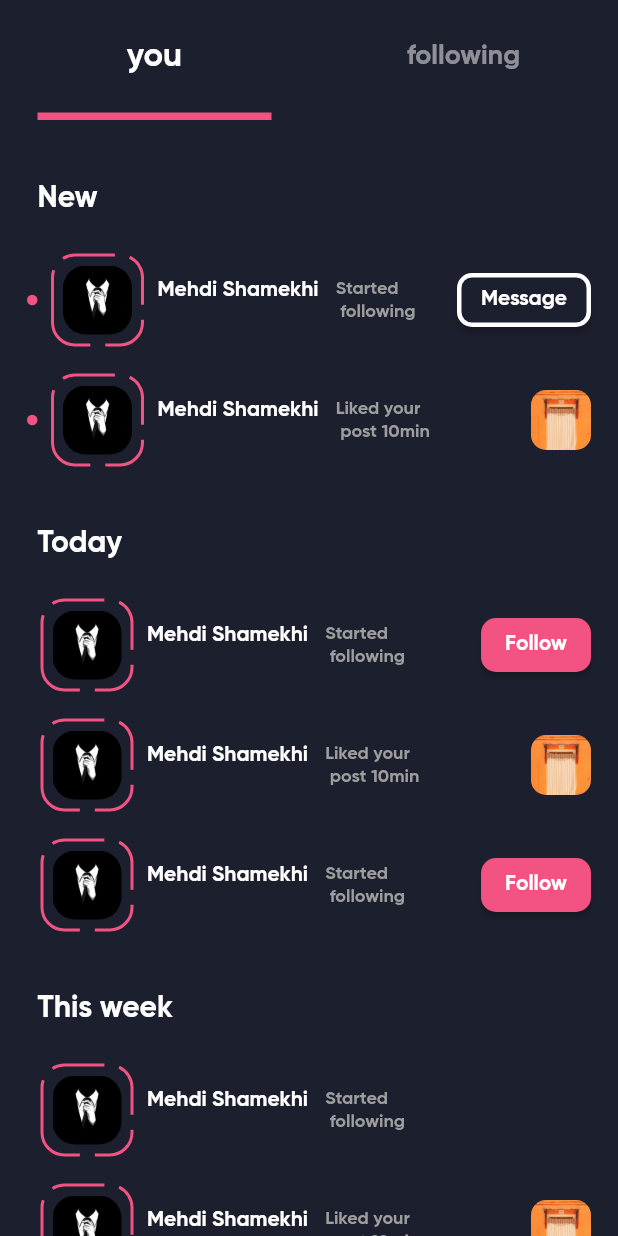
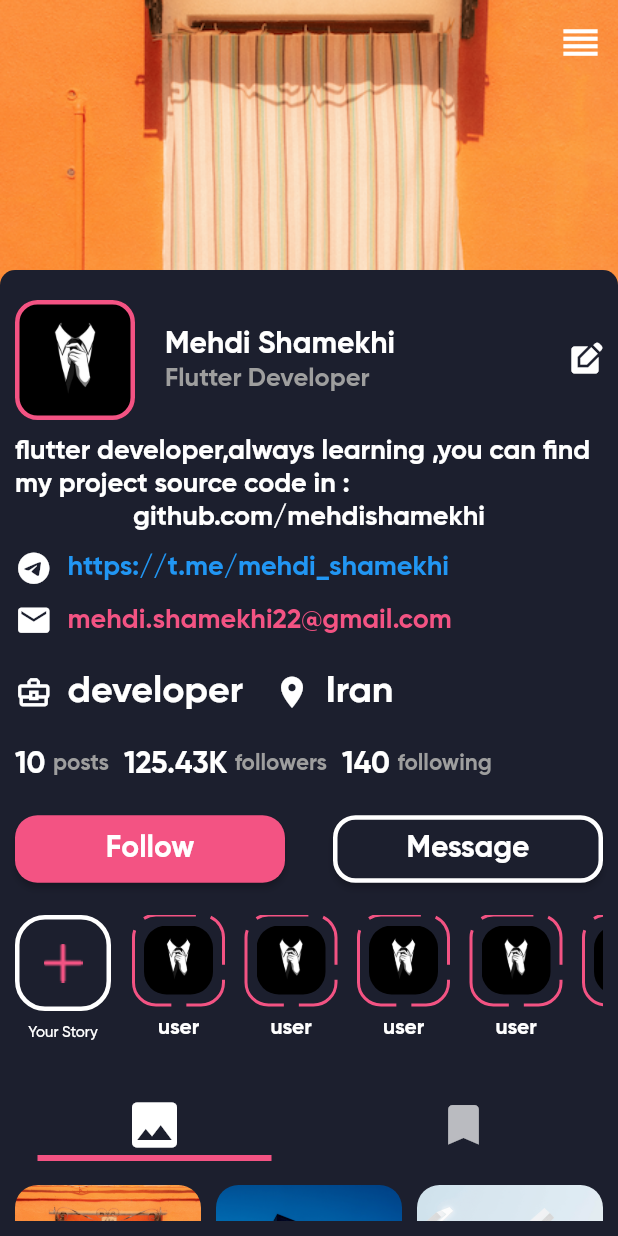
Before and after one commit to mehdishamekhi/instagram, a Flutter app: the screen it shows after launch, on a phone screen of 412 x 824 dp. Run offline on Flutter 3.47's test engine with Material 2 defaults, Android fonts, the phone set to English and light mode, and no system bars; drawn by our look-alikes of dotted_border.

Commit message:
add profile screen

```diff
--- a/lib/main.dart
+++ b/lib/main.dart
@@ -4,6 +4,7 @@ import 'package:instagram/screens/add_post_screen.dart';
 import 'package:instagram/screens/auth_screen.dart';
 import 'package:instagram/screens/home_page.dart';
 import 'package:instagram/screens/login_page.dart';
+import 'package:instagram/screens/profile_screen.dart';
 import 'package:instagram/screens/search_screen.dart';
 import 'package:instagram/screens/welcome_page.dart';
 
@@ -19,7 +20,7 @@ class MyApp extends StatelessWidget {
     return const MaterialApp(
       debugShowCheckedModeBanner: false,
       home: Scaffold(
-        body: ActivityScreen(),
+        body: ProfileScreen(),
       ),
     );
   }
--- /dev/null
+++ b/lib/screens/profile_screen.dart
@@ -0,0 +1,463 @@
+import 'package:flutter/material.dart';
+import 'package:instagram/constants/colors.dart';
+import 'package:instagram/constants/fonts.dart';
+
+import '../widgets/story_profile_add_container.dart';
+import '../widgets/story_profile_container.dart';
+
+class ProfileScreen extends StatelessWidget {
+  const ProfileScreen({super.key});
+
+  @override
+  Widget build(BuildContext context) {
+    return Scaffold(
+      backgroundColor: AppColors.black,
+      body: DefaultTabController(
+        length: 2,
+        child: NestedScrollView(
+          headerSliverBuilder: (context, innerBoxIsScrolled) {
+            return [
+              SliverAppBar(
+                bottom: PreferredSize(
+                  preferredSize: const Size.fromHeight(20),
+                  child: Container(
+                    height: 20,
+                    decoration: const BoxDecoration(
+                      color: AppColors.black,
+                      borderRadius: BorderRadius.only(
+                        topLeft: Radius.circular(10),
+                        topRight: Radius.circular(10),
+                      ),
+                    ),
+                  ),
+                ),
+                backgroundColor: AppColors.black,
+                actions: const [
+                  Padding(
+                    padding: EdgeInsets.symmetric(horizontal: 10),
+                    child: Icon(
+                      Icons.reorder,
+                      size: 30,
+                    ),
+                  ),
+                ],
+                expandedHeight: 200,
+                pinned: true,
+                floating: true,
+                flexibleSpace: FlexibleSpaceBar(
+                  background: Image.asset(
+                    'assets/images/item0.png',
+                    fit: BoxFit.cover,
+                  ),
+                ),
+              ),
+              SliverToBoxAdapter(
+                child: headofhead(),
+              ),
+              SliverPersistentHeader(
+                delegate: TabBarviewDelegate(
+                  const TabBar(
+                    indicatorColor: AppColors.red,
+                    indicatorWeight: 4,
+                    indicatorPadding: EdgeInsets.symmetric(horizontal: 25),
+                    tabs: [
+                      Icon(
+                        Icons.image,
+                        size: 40,
+                      ),
+                      Icon(
+                        Icons.bookmark,
+                        size: 35,
+                      ),
+                    ],
+                  ),
+                ),
+              ),
+            ];
+          },
+          body: TabBarView(
+            children: [
+              Padding(
+                padding: const EdgeInsets.all(10.0),
+                child: CustomScrollView(
+                  slivers: <Widget>[
+                    SliverGrid(
+                      delegate: SliverChildBuilderDelegate(
+                        (context, index) {
+                          return Container(
+                            height: 60,
+                            width: 60,
+                            decoration: BoxDecoration(
+                              borderRadius: BorderRadius.circular(15),
+                              image: DecorationImage(
+                                fit: BoxFit.cover,
+                                image: AssetImage(
+                                  'assets/images/item$index.png',
+                                ),
+                              ),
+                            ),
+                          );
+                        },
+                        childCount: 10,
+                      ),
+                      gridDelegate:
+                          const SliverGridDelegateWithFixedCrossAxisCount(
+                        crossAxisCount: 3,
+                        mainAxisSpacing: 10,
+                        crossAxisSpacing: 10,
+                      ),
+                    ),
+                  ],
+                ),
+              ),
+              Padding(
+                padding: const EdgeInsets.all(10.0),
+                child: CustomScrollView(
+                  slivers: <Widget>[
+                    SliverGrid(
+                      delegate: SliverChildBuilderDelegate(
+                        (context, index) {
+                          return Container(
+                            height: 60,
+                            width: 60,
+                            decoration: BoxDecoration(
+                              borderRadius: BorderRadius.circular(15),
+                              image: DecorationImage(
+                                fit: BoxFit.cover,
+                                image: AssetImage(
+                                  'assets/images/item$index.png',
+                                ),
+                              ),
+                            ),
+                          );
+                        },
+                        childCount: 10,
+                      ),
+                      gridDelegate:
+                          const SliverGridDelegateWithFixedCrossAxisCount(
+                        crossAxisCount: 3,
+                        mainAxisSpacing: 10,
+                        crossAxisSpacing: 10,
+                      ),
+                    ),
+                  ],
+                ),
+              ),
+            ],
+          ),
+        ),
+      ),
+    );
+  }
+
+  Padding headofhead() {
+    return Padding(
+      padding: const EdgeInsets.symmetric(
+        horizontal: 10,
+      ),
+      child: Column(
+        children: [
+          Row(
+            children: [
+              Container(
+                height: 80,
+                width: 80,
+                decoration: BoxDecoration(
+                  border: Border.all(
+                    width: 3,
+                    color: AppColors.red,
+                  ),
+                  borderRadius: BorderRadius.circular(15),
+                  image: const DecorationImage(
+                    fit: BoxFit.cover,
+                    image: AssetImage(
+                      'assets/images/profile.jpeg',
+                    ),
+                  ),
+                ),
+              ),
+              const SizedBox(
+                width: 20,
+              ),
+              Column(
+                crossAxisAlignment: CrossAxisAlignment.start,
+                children: [
+                  Text(
+                    'Mehdi Shamekhi',
+                    style: AppFonts.gb(
+                      fontsize: 20,
+                    ),
+                  ),
+                  Text(
+                    'Flutter Developer',
+                    style: AppFonts.gb(
+                      fontsize: 17,
+                      color: Colors.grey,
+                    ),
+                  ),
+                ],
+              ),
+              const Spacer(),
+              const Icon(
+                Icons.edit_square,
+                color: Colors.white,
+              ),
+            ],
+          ),
+          const SizedBox(
+            height: 10,
+          ),
+          Text(
+            'flutter developer,always learning ,you can find my project source code in : ',
+            style: AppFonts.gb(fontsize: 18),
+          ),
+          Text(
+            'github.com/mehdishamekhi',
+            style: AppFonts.gb(fontsize: 18),
+          ),
+          const SizedBox(
+            height: 10,
+          ),
+          Row(
+            children: [
+              const Icon(
+                Icons.telegram,
+                size: 25,
+                color: Colors.white,
+              ),
+              const SizedBox(
+                width: 10,
+              ),
+              Text(
+                'https://t.me/mehdi_shamekhi',
+                style: AppFonts.gb(
+                  fontsize: 18,
+                  color: Colors.blue,
+                ),
+              ),
+            ],
+          ),
+          const SizedBox(
+            height: 10,
+          ),
+          Row(
+            children: [
+              const Icon(
+                Icons.email,
+                size: 25,
+                color: Colors.white,
+              ),
+              const SizedBox(
+                width: 10,
+              ),
+              Text(
+                'mehdi.shamekhi22@gmail.com',
+                style: AppFonts.gb(
+                  fontsize: 18,
+                  color: AppColors.red,
+                ),
+              ),
+            ],
+          ),
+          const SizedBox(
+            height: 20,
+          ),
+          Row(
+            children: [
+              const Icon(
+                Icons.business_center_outlined,
+                size: 25,
+                color: Colors.white,
+              ),
+              const SizedBox(
+                width: 10,
+              ),
+              Text(
+                'developer',
+                style: AppFonts.gb(fontsize: 25),
+              ),
+              const SizedBox(
+                width: 20,
+              ),
+              const Icon(
+                Icons.location_on,
+                size: 25,
+                color: Colors.white,
+              ),
+              const SizedBox(
+                width: 10,
+              ),
+              Text(
+                'Iran',
+                style: AppFonts.gb(fontsize: 25),
+              ),
+            ],
+          ),
+          const SizedBox(
+            height: 20,
+          ),
+          Row(
+            children: [
+              Text(
+                '10',
+                style: AppFonts.gb(
+                  fontsize: 20,
+                  color: Colors.white,
+                ),
+              ),
+              const SizedBox(
+                width: 5,
+              ),
+              Text(
+                'posts',
+                style: AppFonts.gb(
+                  fontsize: 15,
+                  color: Colors.grey,
+                ),
+              ),
+              const SizedBox(
+                width: 10,
+              ),
+              Text(
+                '125.43K',
+                style: AppFonts.gb(
+                  fontsize: 20,
+                  color: Colors.white,
+                ),
+              ),
+              const SizedBox(
+                width: 5,
+              ),
+              Text(
+                'followers',
+                style: AppFonts.gb(
+                  fontsize: 15,
+                  color: Colors.grey,
+                ),
+              ),
+              const SizedBox(
+                width: 10,
+              ),
+              Text(
+                '140',
+                style: AppFonts.gb(
+                  fontsize: 20,
+                  color: Colors.white,
+                ),
+              ),
+              const SizedBox(
+                width: 5,
+              ),
+              Text(
+                'following',
+                style: AppFonts.gb(
+                  fontsize: 15,
+                  color: Colors.grey,
+                ),
+              ),
+            ],
+          ),
+          const SizedBox(
+            height: 20,
+          ),
+          Row(
+            children: [
+              ElevatedButton(
+                style: ElevatedButton.styleFrom(
+                  minimumSize: const Size(180, 45),
+                  backgroundColor: AppColors.red,
+                  shape: RoundedRectangleBorder(
+                    borderRadius: BorderRadius.circular(15),
+                  ),
+                ),
+                onPressed: () {},
+                child: Text(
+                  'Follow',
+                  style: AppFonts.gb(
+                    fontsize: 20,
+                  ),
+                ),
+              ),
+              const Spacer(),
+              ElevatedButton(
+                style: ElevatedButton.styleFrom(
+                  side: const BorderSide(
+                    width: 3,
+                    color: Colors.white,
+                  ),
+                  minimumSize: const Size(180, 45),
+                  backgroundColor: AppColors.black,
+                  shape: RoundedRectangleBorder(
+                    borderRadius: BorderRadius.circular(15),
+                  ),
+                ),
+                onPressed: () {},
+                child: Text(
+                  'Message',
+                  style: AppFonts.gb(
+                    fontsize: 20,
+                  ),
+                ),
+              ),
+            ],
+          ),
+          const SizedBox(
+            height: 20,
+          ),
+          SizedBox(
+            height: 100,
+            child: ListView.builder(
+              scrollDirection: Axis.horizontal,
+              itemCount: 10,
+              itemBuilder: (BuildContext context, int index) {
+                return Padding(
+                  padding: const EdgeInsets.only(right: 15),
+                  child: (index == 0)
+                      ? const StoryProfileAddContainer()
+                      : Column(
+                          children: [
+                            const StoryProfileContainer(),
+                            const SizedBox(
+                              height: 7,
+                            ),
+                            Text(
+                              'user',
+                              style: AppFonts.gb(
+                                fontsize: 14,
+                              ),
+                            )
+                          ],
+                        ),
+                );
+              },
+            ),
+          ),
+          const SizedBox(
+            height: 20,
+          ),
+        ],
+      ),
+    );
+  }
+}
+
+class TabBarviewDelegate extends SliverPersistentHeaderDelegate {
+  TabBarviewDelegate(this.tabBar);
+  final TabBar tabBar;
+  @override
+  Widget build(
+      BuildContext context, double shrinkOffset, bool overlapsContent) {
+    return tabBar;
+  }
+
+  @override
+  double get maxExtent => tabBar.preferredSize.height;
+
+  @override
+  double get minExtent => tabBar.preferredSize.height;
+
+  @override
+  bool shouldRebuild(covariant SliverPersistentHeaderDelegate oldDelegate) {
+    return false;
+  }
+}
```
